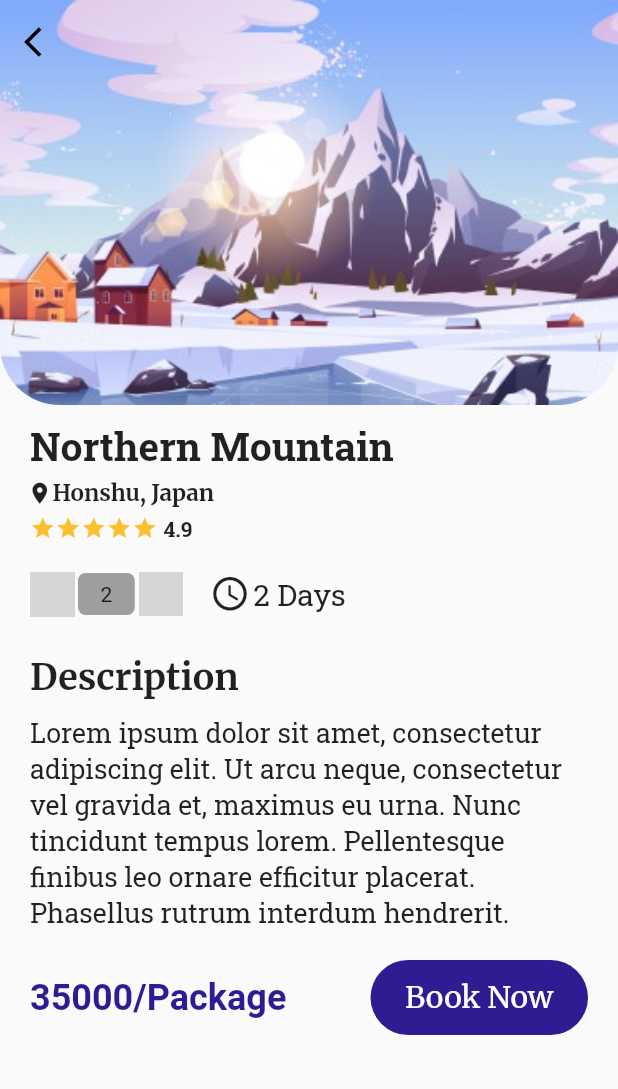
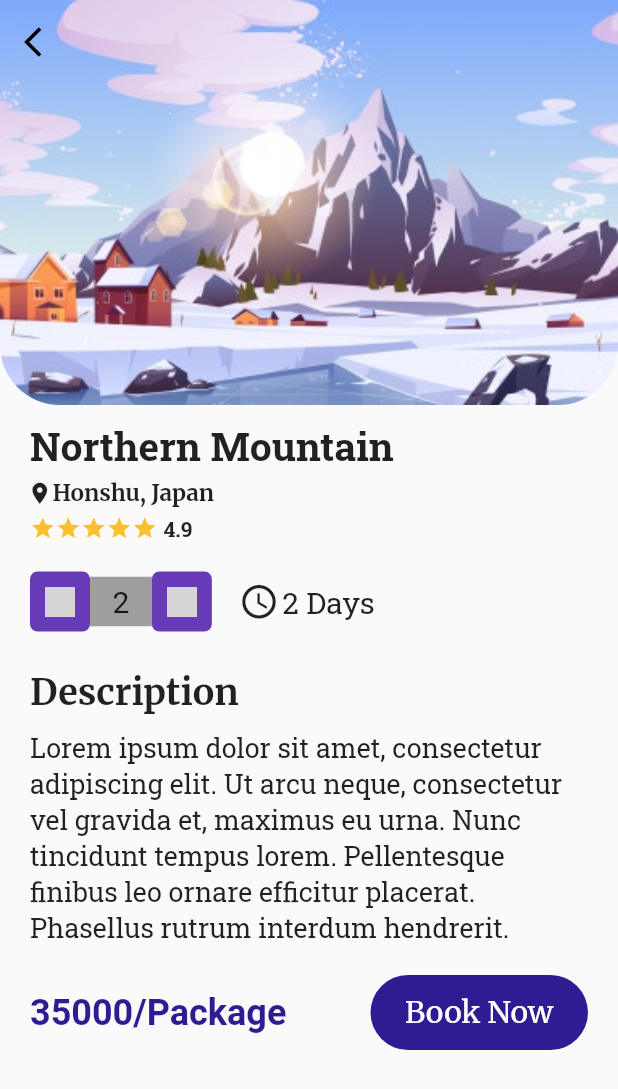
Before and after one commit to Manojkc15/Travel_App, a Flutter app: the PlaceInfo screen opened directly, on a phone screen of 412 x 824 dp. Shown: the top 1089 px of the screen. Run offline on Flutter 3.47's test engine with Material 2 defaults, Android fonts, the light colour scheme and no system bars; our stand-ins replace google_fonts, page_transition; grey boxes are pictures that could not be loaded.

Commit message:
fixes UI

```diff
--- a/lib/Screens/place_info.dart
+++ b/lib/Screens/place_info.dart
@@ -134,21 +134,27 @@ class _PlaceInfo extends State<PlaceInfo> {
                       onTap: () => setState(() {
                         _count > 2 ? _count -= 1 : _count = 2;
                       }),
-                      child: Image.asset(
-                        "assets/icons/subtraction.png",
-                        width: 30.0,
-                        height: 30.0,
-                        color: Colors.deepPurple[900],
+                      child: Container(
+                        padding: const EdgeInsets.all(10.0),
+                        decoration: BoxDecoration(
+                          borderRadius: BorderRadius.circular(5.0),
+                          color: Colors.deepPurple[500],
+                        ),
+                        child: Image.asset(
+                          "assets/icons/subtraction.png",
+                          width: 20.0,
+                          height: 20.0,
+                          color: Colors.white,
+                        ),
                       ),
                     ),
                     Container(
-                      margin: const EdgeInsets.only(left: 2.0, right: 3.0),
-                      padding: const EdgeInsets.fromLTRB(15.0, 6.0, 15.0, 6.0),
-                      decoration: BoxDecoration(
-                        color: Colors.grey,
-                        borderRadius: BorderRadius.circular(5.0),
+                      padding: const EdgeInsets.fromLTRB(15.0, 5.0, 15.0, 5.0),
+                      color: Colors.grey,
+                      child: Text(
+                        '$_count',
+                        style: const TextStyle(fontSize: 20.0),
                       ),
-                      child: Text('$_count'),
                     ),
                     InkWell(
                       onTap: () => setState(() {
@@ -156,11 +162,18 @@ class _PlaceInfo extends State<PlaceInfo> {
                           _count += 1;
                         }
                       }),
-                      child: Image.asset(
-                        "assets/icons/addition.png",
-                        width: 29.0,
-                        height: 29.0,
-                        color: Colors.deepPurple[900],
+                      child: Container(
+                        padding: const EdgeInsets.all(10.0),
+                        decoration: BoxDecoration(
+                          borderRadius: BorderRadius.circular(5.0),
+                          color: Colors.deepPurple[500],
+                        ),
+                        child: Image.asset(
+                          "assets/icons/addition.png",
+                          width: 20.0,
+                          height: 20.0,
+                          color: Colors.white,
+                        ),
                       ),
                     ),
                     const SizedBox(width: 18.0),
```
